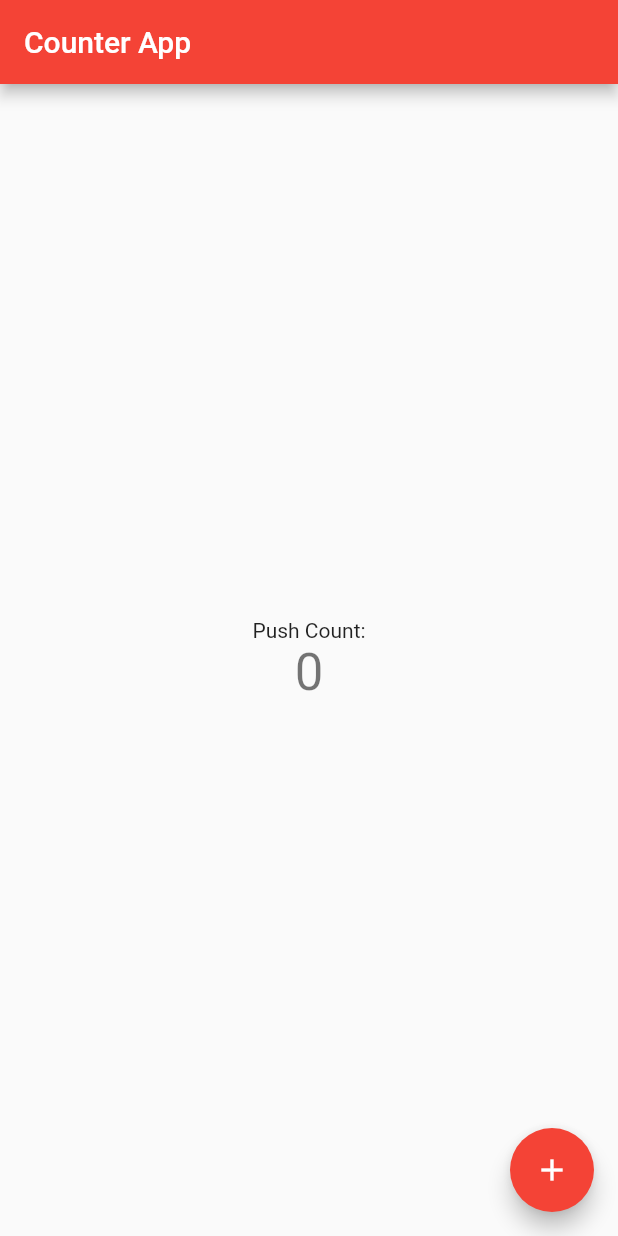
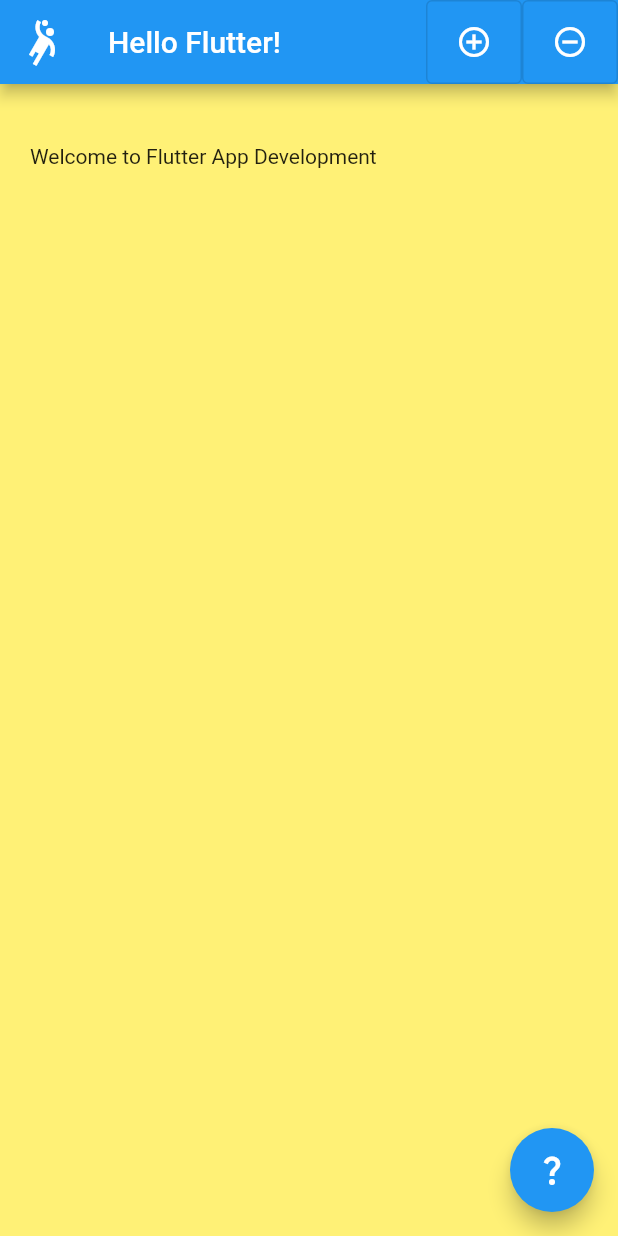
Before and after one commit to vivekduttamishra/202206-flutter-ge, a Flutter app: the screen it shows after launch, on a phone screen of 412 x 824 dp. Run offline on Flutter 3.47's test engine with Material 2 defaults, Android fonts, the phone set to English and light mode, and no system bars.

Commit message:
day#4 update#1

```diff
--- a/hello/lib/main.dart
+++ b/hello/lib/main.dart
@@ -1,115 +1,13 @@
+// ignore_for_file: prefer_const_constructors, avoid_print
+
 import 'package:flutter/material.dart';
 
+import 'screens/home_screen.dart';
+
 void main() {
-  runApp(const MyApp());
+  runApp(
+    MaterialApp(          //provides necessary values for Material Guideline
+      home: HomeScreen(),
+    ),
+  );
 }
-
-class MyApp extends StatelessWidget {
-  const MyApp({Key? key}) : super(key: key);
-
-  // This widget is the root of your application.
-  @override
-  Widget build(BuildContext context) {
-    return MaterialApp(
-      title: 'Flutter Demo',
-      theme: ThemeData(
-        // This is the theme of your application.
-        //
-        // Try running your application with "flutter run". You'll see the
-        // application has a blue toolbar. Then, without quitting the app, try
-        // changing the primarySwatch below to Colors.green and then invoke
-        // "hot reload" (press "r" in the console where you ran "flutter run",
-        // or simply save your changes to "hot reload" in a Flutter IDE).
-        // Notice that the counter didn't reset back to zero; the application
-        // is not restarted.
-        primarySwatch: Colors.red,
-      ),
-      home: const MyHomePage(title: 'Counter App'),
-    );
-  }
-}
-
-class MyHomePage extends StatefulWidget {
-  const MyHomePage({Key? key, required this.title}) : super(key: key);
-
-  // This widget is the home page of your application. It is stateful, meaning
-  // that it has a State object (defined below) that contains fields that affect
-  // how it looks.
-
-  // This class is the configuration for the state. It holds the values (in this
-  // case the title) provided by the parent (in this case the App widget) and
-  // used by the build method of the State. Fields in a Widget subclass are
-  // always marked "final".
-
-  final String title;
-
-  @override
-  State<MyHomePage> createState() => _MyHomePageState();
-}
-
-class _MyHomePageState extends State<MyHomePage> {
-  int _counter = 0;
-
-  void _incrementCounter() {
-    setState(() {
-      // This call to setState tells the Flutter framework that something has
-      // changed in this State, which causes it to rerun the build method below
-      // so that the display can reflect the updated values. If we changed
-      // _counter without calling setState(), then the build method would not be
-      // called again, and so nothing would appear to happen.
-      _counter++;
-    });
-  }
-
-  @override
-  Widget build(BuildContext context) {
-    // This method is rerun every time setState is called, for instance as done
-    // by the _incrementCounter method above.
-    //
-    // The Flutter framework has been optimized to make rerunning build methods
-    // fast, so that you can just rebuild anything that needs updating rather
-    // than having to individually change instances of widgets.
-    return Scaffold(
-      appBar: AppBar(
-        // Here we take the value from the MyHomePage object that was created by
-        // the App.build method, and use it to set our appbar title.
-        title: Text(widget.title),
-      ),
-      body: Center(
-        // Center is a layout widget. It takes a single child and positions it
-        // in the middle of the parent.
-        child: Column(
-          // Column is also a layout widget. It takes a list of children and
-          // arranges them vertically. By default, it sizes itself to fit its
-          // children horizontally, and tries to be as tall as its parent.
-          //
-          // Invoke "debug painting" (press "p" in the console, choose the
-          // "Toggle Debug Paint" action from the Flutter Inspector in Android
-          // Studio, or the "Toggle Debug Paint" command in Visual Studio Code)
-          // to see the wireframe for each widget.
-          //
-          // Column has various properties to control how it sizes itself and
-          // how it positions its children. Here we use mainAxisAlignment to
-          // center the children vertically; the main axis here is the vertical
-          // axis because Columns are vertical (the cross axis would be
-          // horizontal).
-          mainAxisAlignment: MainAxisAlignment.center,
-          children: <Widget>[
-            const Text(
-              'Push Count:',
-            ),
-            Text(
-              '$_counter',
-              style: Theme.of(context).textTheme.headline4,
-            ),
-          ],
-        ),
-      ),
-      floatingActionButton: FloatingActionButton(
-        onPressed: _incrementCounter,
-        tooltip: 'Increment',
-        child: const Icon(Icons.add),
-      ), // This trailing comma makes auto-formatting nicer for build methods.
-    );
-  }
-}
--- /dev/null
+++ b/hello/lib/screens/home_screen.dart
@@ -0,0 +1,54 @@
+
+// ignore_for_file: prefer_const_constructors, avoid_print
+
+import 'package:flutter/material.dart';
+
+class HomeScreen extends StatelessWidget{
+
+  const HomeScreen({Key? key}) : super(key: key);
+
+  @override
+  Widget build(BuildContext context) {
+
+    return Scaffold(     //Scaffold provide visuals for an entire screen
+        appBar: AppBar(   //starts with an app bar
+            title: Text("Hello Flutter!"),
+            leading: Icon(Icons.sports_handball, size:32,),
+            actions: [
+              OutlinedButton(onPressed: (){
+                print('New item added');
+              },
+              child: Icon(Icons.add_circle_outline, color:Colors.white,),
+
+              ),
+              OutlinedButton(onPressed: (){
+                print('Item Removed');
+              },
+              child: Icon(Icons.remove_circle_outline, color:Colors.white,),
+
+              ),
+            ],
+        ),
+        body: Container(
+          //margin: EdgeInsets.all(20,),
+          height:double.infinity,
+          width: double.infinity, //as much as you can get,
+          padding:EdgeInsets.symmetric(horizontal: 20,vertical:40,),
+          color:Colors.yellow.shade300,
+          child: Text(
+            'Welcome to Flutter App Development',
+
+          ),
+
+        ),
+        floatingActionButton: FloatingActionButton(
+          onPressed:(){print('Button Pressed');},
+          child: Icon(Icons.question_mark),
+        ),
+      );
+  }
+
+
+
+
+}
```
Also changed, not shown: hello/lib/main-0.dart (added, +115 -0 lines), hello/lib/main-1.dart (added, +17 -0 lines), hello/lib/main-2.dart (added, +46 -0 lines).
